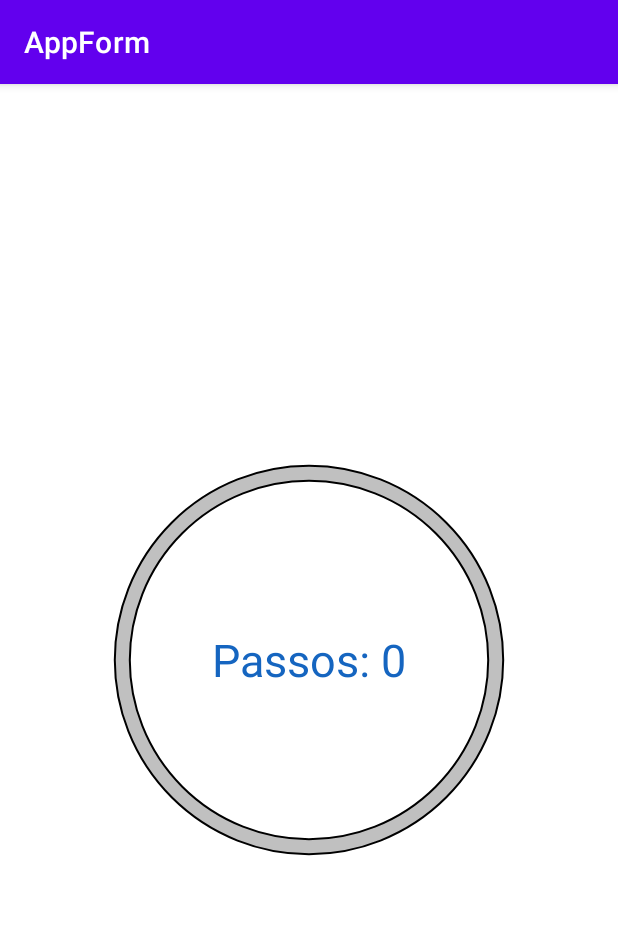
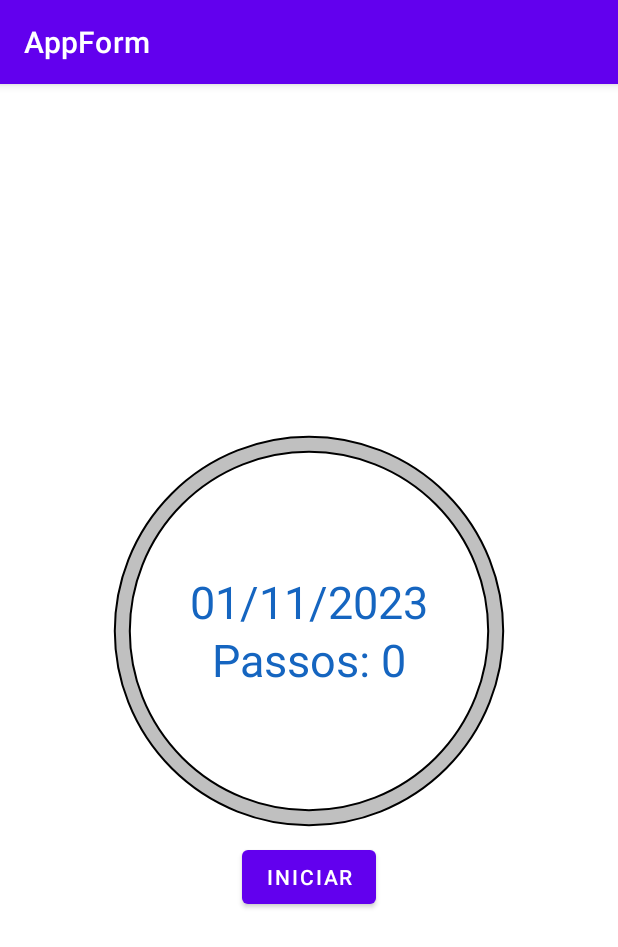
Before and after one commit to Hugonogo/ProjetoAPP, an Android app: the screen it shows after launch once a user with an empty profile is signed in (ContadorPassosActivity), on a phone screen of 412 x 824 dp. Shown: the top 947 px of the screen. Run offline under Robolectric (Android 15) with nearby library versions, the phone set to English and light mode, and no system bars; our stand-ins replace Firebase (no records; nobody signed in at launch, a user with empty details on screens opened directly).

Commit message:
Registrando os passos por data, parcialmente funcionando

```diff
--- a/app/src/main/AndroidManifest.xml
+++ b/app/src/main/AndroidManifest.xml
@@ -1,7 +1,7 @@
 <?xml version="1.0" encoding="utf-8"?>
 <manifest xmlns:android="http://schemas.android.com/apk/res/android"
     xmlns:tools="http://schemas.android.com/tools">
-
+    <meta-data tools:replace="android:value" android:name="com.google.android.gms.version" android:value="@integer/google_play_services_version" />
     <uses-permission android:name="android.permission.ACTIVITY_RECOGNITION" />
     <uses-permission android:name="android.permission.SCHEDULE_EXACT_ALARM" />
     <uses-permission android:name="android.permission.SENSOR_ACCELEROMETER" />
--- a/app/src/main/java/com/example/appform/ContadorPassosActivity.java
+++ b/app/src/main/java/com/example/appform/ContadorPassosActivity.java
@@ -1,10 +1,7 @@
 package com.example.appform;
 
 import android.annotation.SuppressLint;
-import android.app.AlarmManager;
-import android.app.PendingIntent;
 import android.content.Context;
-import android.content.Intent;
 import android.content.SharedPreferences;
 import android.hardware.Sensor;
 import android.hardware.SensorEvent;
@@ -12,22 +9,25 @@ import android.hardware.SensorEventListener;
 import android.hardware.SensorManager;
 import android.os.Bundle;
 import android.preference.PreferenceManager;
+import android.view.View;
 import android.view.WindowManager;
+import android.widget.Button;
 import android.widget.ProgressBar;
 import android.widget.TextView;
 import android.widget.Toast;
 
 import androidx.appcompat.app.AppCompatActivity;
 
+import com.example.appform.databinding.ActivityFormulario2Binding;
+import com.example.appform.databinding.ActivityStepCountBinding;
 import com.google.firebase.auth.FirebaseAuth;
 import com.google.firebase.auth.FirebaseUser;
 import com.google.firebase.database.DatabaseReference;
 import com.google.firebase.database.FirebaseDatabase;
 
+import java.util.Timer;
 import java.util.Calendar;
-import java.util.Timer;
-import java.util.TimerTask;
-
+import java.text.SimpleDateFormat;
 public class ContadorPassosActivity extends AppCompatActivity implements SensorEventListener {
     private SensorManager sensorManager;
     private Sensor stepCounterSensor;
@@ -39,27 +39,41 @@ public class ContadorPassosActivity extends AppCompatActivity implements SensorE
     private TextView countTextView;
     private ProgressBar circleBar;
 
-    Timer midnightResetTimer = new Timer();
+    private TextView dataView;
 
+    private boolean isCountingSteps;
     private DatabaseReference passosRef;
     private FirebaseUser user = FirebaseAuth.getInstance().getCurrentUser();
 
 
 
-    @SuppressLint({"MissingInflatedId", "SetTextI18n"})
+    @SuppressLint({"MissingInflatedId", "SetTextI18n", "WrongViewCast"})
     @Override
     protected void onCreate(Bundle savedInstanceState) {
         super.onCreate(savedInstanceState);
+
+        Calendar data = Calendar.getInstance();
+        // Formata a data para o formato desejado (por exemplo, "dd/MM/yyyy HH:mm:ss")
+        @SuppressLint("SimpleDateFormat")
+        SimpleDateFormat sdf = new SimpleDateFormat("dd/MM/yyyy");
+        String dataAtual = sdf.format(data.getTime());
         setContentView(R.layout.activity_step_count);
         context = this;
+        dataView = findViewById(R.id.Data);
         circleBar = findViewById(R.id.progres_steps);
         getWindow().addFlags(WindowManager.LayoutParams.FLAG_KEEP_SCREEN_ON);
         countTextView = findViewById(R.id.Count_TextView);
         updateStepCountView();
+        dataView.setText(dataAtual+"");
         // Inicializa a referência do Firebase se o usuário estiver logado
 
 
+
         if (user != null) {
+            passosRef = FirebaseDatabase.getInstance()
+                    .getReference("usuarios")
+                    .child(user.getUid())
+                    .child("Registro de Datas");
             passosRef = FirebaseDatabase.getInstance()
                     .getReference("usuarios")
                     .child(user.getUid())
@@ -67,10 +81,39 @@ public class ContadorPassosActivity extends AppCompatActivity implements SensorE
         }
         sensorManager = (SensorManager) getSystemService(Context.SENSOR_SERVICE);
         // Verifica se o dispositivo possui o sensor de contador de passos
+        Button cadastrarPassosButton = findViewById(R.id.cadastrarPassosButton);
+        Button IniciarButton = findViewById(R.id.IniciarButton);
+
+        cadastrarPassosButton.setOnClickListener(new View.OnClickListener() {
+            @Override
+            public void onClick(View v) {
+                // Chame o método para enviar os passos para o Firebase e resetar o contador
+                atualizarPassoFirebase(steptaken);
+                resetStep();
+
+                isCountingSteps = false;
+                cadastrarPassosButton.setVisibility(View.GONE);
+                IniciarButton.setVisibility(View.VISIBLE);
+
+
+
+            }
+        });
+
+        IniciarButton.setOnClickListener(new View.OnClickListener() {
+            @Override
+            public void onClick(View view) {
+                isCountingSteps = true;
+                IniciarButton.setVisibility(View.GONE);
+                cadastrarPassosButton.setVisibility(View.VISIBLE);
+            }
+        });
+
         possuiSensor();
         loadData();
-        AlarmeDeAbrirApp();
-        MidnightReset();
+        //AlarmeDeAbrirApp();
+        //MidnightReset();
+
 
 
     }
@@ -97,12 +140,14 @@ public class ContadorPassosActivity extends AppCompatActivity implements SensorE
     @Override
     public void onSensorChanged(SensorEvent sensorEvent) {
         //se o sensor utilizado for o "stepCounterSensor"
-        if (sensorEvent.sensor == stepCounterSensor) {
-            stepCount = (int) sensorEvent.values[0];
-            steptaken = stepCount - previewCount;
+        if(isCountingSteps){
+            if (sensorEvent.sensor == stepCounterSensor) {
+                stepCount = (int) sensorEvent.values[0];
+                steptaken = stepCount - previewCount;
 
-            updateStepCountView();
-            atualizarPassoFirebase(steptaken);
+                updateStepCountView();
+
+            }
         }
     }
     // Atualiza o valor do contador de passos no Firebase
@@ -128,62 +173,68 @@ public class ContadorPassosActivity extends AppCompatActivity implements SensorE
 
     }
     // Agenda a abertura do aplicativo à meia-noite
-    public void AlarmeDeAbrirApp() {
-        SharedPreferences preferences = PreferenceManager.getDefaultSharedPreferences(context);
-        boolean isAlarmSet = preferences.getBoolean("Alarme", false);
-        if (!isAlarmSet){
-            AlarmManager alarmManager = (AlarmManager) getSystemService(Context.ALARM_SERVICE);
-            Intent intent = new Intent(context, AbrirAppMidNight.class);
-            @SuppressLint("UnspecifiedImmutableFlag") PendingIntent pendingIntent = PendingIntent.getBroadcast(context, 0, intent, 0);
+    //..
+    //public void AlarmeDeAbrirApp() {
+    //        SharedPreferences preferences = PreferenceManager.getDefaultSharedPreferences(context);
+    //        boolean isAlarmSet = preferences.getBoolean("Alarme", false);
+    //        if (!isAlarmSet){
+    //            AlarmManager alarmManager = (AlarmManager) getSystemService(Context.ALARM_SERVICE);
+    //            Intent intent = new Intent(context, AbrirAppMidNight.class);
+    //            @SuppressLint("UnspecifiedImmutableFlag") PendingIntent pendingIntent = PendingIntent.getBroadcast(context, 0, intent, 0);
+    //
+    //            Calendar calendar = Calendar.getInstance();
+    //            calendar.setTimeInMillis(System.currentTimeMillis());
+    //            calendar.set(Calendar.HOUR_OF_DAY, 11);
+    //            calendar.set(Calendar.MINUTE, 12);
+    //            calendar.set(Calendar.SECOND, 55);
+    //            long triggerTime = calendar.getTimeInMillis();
+    //
+    //            //if (calendar.getTimeInMillis() <= System.currentTimeMillis()) {
+    //            //    calendar.add(Calendar.DAY_OF_YEAR, 1);
+    //            //}
+    //            if (alarmManager != null) {
+    //                alarmManager.setExact(AlarmManager.RTC_WAKEUP, triggerTime, pendingIntent);
+    //                SharedPreferences.Editor editor = preferences.edit();
+    //                editor.putBoolean("Alarme", true);
+    //                editor.apply();
+    //            }
+    //        }
+    //
+    //
+    //    }
+    // .//
 
-            Calendar calendar = Calendar.getInstance();
-            calendar.setTimeInMillis(System.currentTimeMillis());
-            calendar.set(Calendar.HOUR_OF_DAY, 14);
-            calendar.set(Calendar.MINUTE, 42);
-            calendar.set(Calendar.SECOND, 55);
-            long triggerTime = calendar.getTimeInMillis();
-
-            if (calendar.getTimeInMillis() <= System.currentTimeMillis()) {
-                calendar.add(Calendar.DAY_OF_YEAR, 1);
-            }
-            if (alarmManager != null) {
-                alarmManager.setExact(AlarmManager.RTC_WAKEUP, triggerTime, pendingIntent);
-                SharedPreferences.Editor editor = preferences.edit();
-                editor.putBoolean("Alarme", true);
-                editor.apply();
-            }
-        }
+    //..
+    //  public void MidnightReset() {
+    //        Calendar midnight = Calendar.getInstance();
+    //        midnight.setTimeInMillis(System.currentTimeMillis());
+    //        midnight.set(Calendar.HOUR_OF_DAY, 11);
+    //        midnight.set(Calendar.MINUTE, 12);
+    //        midnight.set(Calendar.SECOND, 0);
+    //        midnight.set(Calendar.MILLISECOND, 0);
+    //
+    //
+    //
+    //        if (midnight.getTimeInMillis() <= System.currentTimeMillis()) {
+    //            midnight.add(Calendar.DAY_OF_YEAR, 1);
+    //        }
+    //
+    //
+    //        long timeUntilMidnight = midnight.getTimeInMillis() - System.currentTimeMillis();
+    //
+    //
+    //        midnightResetTimer.schedule(new TimerTask() {
+    //            @Override
+    //            public void run() {
+    //                resetStep();
+    //            }
+    //        }, timeUntilMidnight, 24 * 60 * 60 * 1000); // 24 horas em milissegundos
+    //
+    //    }
 
 
-    }
-    public void MidnightReset() {
-        Calendar midnight = Calendar.getInstance();
-        midnight.setTimeInMillis(System.currentTimeMillis());
-        midnight.set(Calendar.HOUR_OF_DAY, 14);
-        midnight.set(Calendar.MINUTE, 43);
-        midnight.set(Calendar.SECOND, 0);
-        midnight.set(Calendar.MILLISECOND, 0);
+    public void resetStep(){
 
-
-
-        if (midnight.getTimeInMillis() <= System.currentTimeMillis()) {
-            midnight.add(Calendar.DAY_OF_YEAR, 1);
-        }
-
-
-        long timeUntilMidnight = midnight.getTimeInMillis() - System.currentTimeMillis();
-
-
-        midnightResetTimer.schedule(new TimerTask() {
-            @Override
-            public void run() {
-                resetStep();
-            }
-        }, timeUntilMidnight, 24 * 60 * 60 * 1000); // 24 horas em milissegundos
-
-    }
-
-    public void resetStep(){
         previewCount = stepCount;
         steptaken = 0;
         saveData();
--- a/app/src/main/res/layout/activity_step_count.xml
+++ b/app/src/main/res/layout/activity_step_count.xml
@@ -12,7 +12,16 @@
         android:layout_width="wrap_content"
         android:layout_height="wrap_content"
         tools:ignore="UselessParent">
-
+        <TextView
+            android:id="@+id/Data"
+            android:layout_width="wrap_content"
+            android:layout_height="wrap_content"
+            android:layout_marginTop="110dp"
+            android:layout_centerHorizontal="true"
+            android:text=""
+            android:textColor="#1565C0"
+            android:textSize="30sp"
+            tools:ignore="VisualLintOverlap" />
         <ProgressBar
             android:id="@+id/progres_steps"
             style="?android:attr/progressBarStyleHorizontal"
@@ -32,6 +41,22 @@
             android:textColor="#1565C0"
             android:textSize="30sp"
             tools:ignore="VisualLintOverlap" />
+        <Button
+            android:id="@+id/cadastrarPassosButton"
+            android:layout_width="wrap_content"
+            android:layout_height="wrap_content"
+            android:layout_centerHorizontal="true"
+            android:layout_marginTop="290dp"
+            android:text="@string/cadastrar_passos"
+            android:visibility="gone"/>
+        <Button
+            android:id="@+id/IniciarButton"
+            android:layout_width="wrap_content"
+            android:layout_height="wrap_content"
+            android:layout_centerHorizontal="true"
+            android:layout_marginTop="290dp"
+            android:text="@string/iniciar" />
+
     </RelativeLayout>
 
 
--- a/app/src/main/res/values/strings.xml
+++ b/app/src/main/res/values/strings.xml
@@ -52,4 +52,6 @@
     <string name="tempo_em_minutos">Tempo em minutos</string>
     <string name="mostrar_senha">Mostrar Senha</string>
     <string name="mostrar_senha_cad">Mostrar senha</string>
+    <string name="cadastrar_passos">Cadastrar passos</string>
+    <string name="iniciar">Iniciar</string>
 </resources>
--- a/build.gradle
+++ b/build.gradle
@@ -1,9 +1,10 @@
 buildscript {
     dependencies {
-        classpath 'com.google.gms:google-services:4.3.15'
+        classpath 'com.google.gms:google-services:4.4.0'
     }
 }// Top-level build file where you can add configuration options common to all sub-projects/modules.
 plugins {
     id 'com.android.application' version '7.4.2' apply false
     id 'com.android.library' version '7.4.2' apply false
+    id 'com.google.gms.google-services' version '4.4.0' apply false
 }
```
Also changed, not shown: app/build.gradle (+12 -5 lines), app/src/main/java/com/example/appform/FormularioActivity.java (+6 -7 lines), 1 other file.
